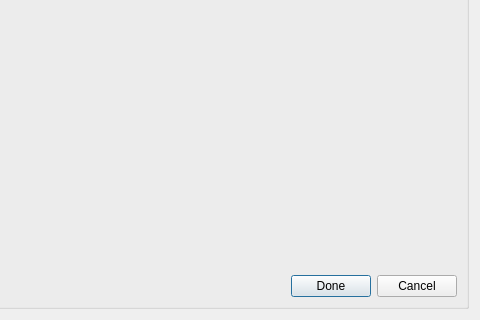
This is src/app/ui/profilerdialog.ui in nmapsi4/nmapsi4 as Qt 5 draws it before an edit; both pictures show x 159 to 639 and y 259 to 579 of the 639 by 579 pixel window. The edited form follows.
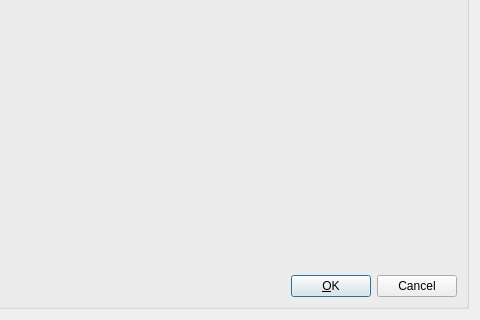
This is the edited form. Icons and pictures are not drawn.

Commit message: update dialogs "accept" string.

Patch:
```diff
--- a/src/app/ui/profilerdialog.ui
+++ b/src/app/ui/profilerdialog.ui
@@ -192,7 +192,7 @@
                 <item>
                  <widget class="QPushButton" name="doneButton">
                   <property name="text">
-                   <string>Done</string>
+                   <string>&amp;OK</string>
                   </property>
                   <property name="icon">
                    <iconset resource="../../images.qrc">
```
The commit also changes 4 other files.
